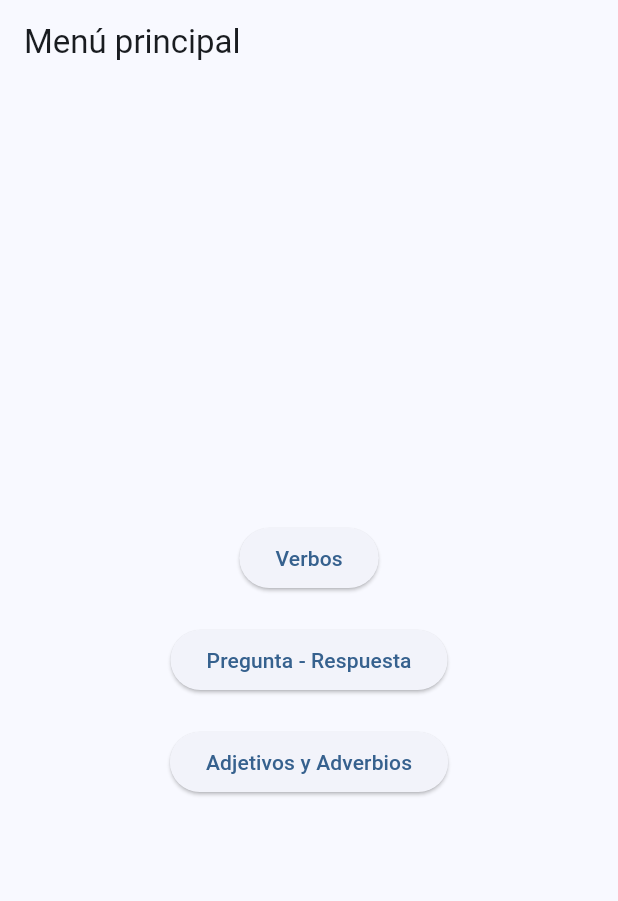
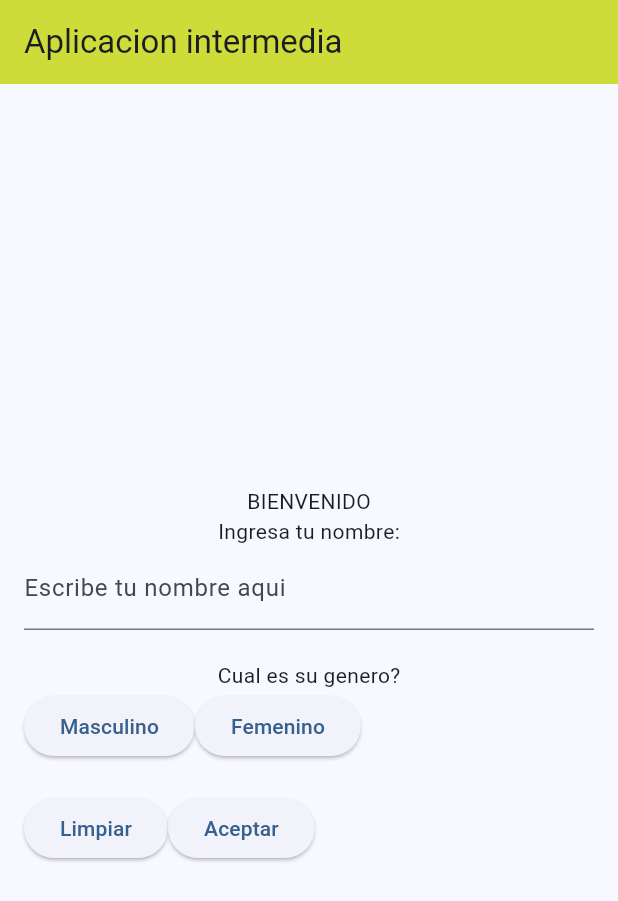
Before and after one commit to quispechoque/app_intermedio, a Flutter app: the screen it shows after launch, on a phone screen of 412 x 824 dp. Shown: the top 901 px of the screen. Run offline on Flutter 3.47's test engine with Material 3 defaults, Android fonts, the light colour scheme and no system bars; our stand-ins replace audioplayers.

Commit message:
creacion y edicion de pantallas

```diff
--- a/lib/main.dart
+++ b/lib/main.dart
@@ -1,4 +1,11 @@
 import 'package:flutter/material.dart';
+
+//Nuevas ventanas añadidas
+import 'pantallas/ventana_menu_principal.dart';
+import 'pantallas/ventana_bienvenida.dart';
+
+//Ventanas que ya existian
+import 'pantallas/ventana_juegos.dart'; //es una edicion de la anterior ventana MenuPrincipal
 import 'pantallas/verbos.dart';
 import 'pantallas/pregunta_respuesta.dart';
 import 'pantallas/adjetivos_adverbios.dart';
@@ -13,60 +20,33 @@ class MyApp extends StatelessWidget {
   @override
   Widget build(BuildContext context) {
     return MaterialApp(
-      title: 'Menú principal',
+      title: 'Aplicacion intermedia',
       debugShowCheckedModeBanner: false,
+      //Tema de la aplicacion
       theme: ThemeData(
         colorSchemeSeed: Colors.blue,
         useMaterial3: true,
       ),
-      home: const MenuPrincipal(),
+
+      //Ruta inicial
+      initialRoute: '/',
+
+      //Rutas de las ventanas
+
+      /*
+        Para agregar una ruta solo es canbiar lo que esta entre comillas por un nombre que quieras y invicar a la clase correspondiente, hay que importar el archivo dart de la ventana arriba
+
+        '/rutaextra: (context) => const claseDeVentana(),'
+      */
+
+      routes: {
+        '/': (context) => const VentanaMenuPrincipal(),
+        '/ventana_bienvenida': (context) => const VentanaBienvenida(),
+        '/ventana_juegos': (context) => MenuJuegos(),
+        '/verbos':(context) => VerbosScreen(),
+        '/preguntas': (context) => PreguntaRespuestaScreen(),
+        '/adjetivos': (context) => AdjetivosAdverbiosScreen(),
+      },
     );
   }
 }
-
-class MenuPrincipal extends StatelessWidget {
-  const MenuPrincipal({super.key});
-
-  @override
-  Widget build(BuildContext context) {
-    return Scaffold(
-      appBar: AppBar(title: const Text("Menú principal")),
-      body: Center(
-        child: Column(
-          mainAxisAlignment: MainAxisAlignment.center,
-          children: [
-
-            // boton Verbos
-            ElevatedButton(
-              onPressed: () {
-                Navigator.push(context,
-              MaterialPageRoute(builder: (_) =>VerbosScreen()));
-              },
-              child: const Text("Verbos"),
-            ),
-            const SizedBox(height: 20),
-
-            // botn pregunta y respuesta
-            ElevatedButton(
-              onPressed: () {
-                Navigator.push(context,
-                  MaterialPageRoute(builder: (_) => const PreguntaRespuestaScreen()));
-              },
-              child: const Text("Pregunta - Respuesta"),
-            ),
-            const SizedBox(height: 20),
-
-            // boton adjetivos y adverbios
-            ElevatedButton(
-              onPressed: () {
-                Navigator.push(context,
-                  MaterialPageRoute(builder: (_) => const AdjetivosAdverbiosScreen()));
-              },
-              child: const Text("Adjetivos y Adverbios"),
-            ),
-          ],
-        ),
-      ),
-    );
-  }
-}
--- /dev/null
+++ b/lib/pantallas/ventana_juegos.dart
@@ -0,0 +1,54 @@
+import 'package:flutter/material.dart';
+
+/*
+  NOTA: cambie el nombre para evitar confuciones
+  con el menu princial que se ve al iniciar la app
+
+  NOTA2: Tambien cambie el como la aplicacion va de esta pantalla a las demas
+  Antes:
+    Navigator.push(context, MaterialPageRoute(builder: (_) => VerbosScreen()));
+  Ahora:
+    Navigator.pushNamed(context, '/direccion');
+*/
+class MenuJuegos extends StatelessWidget {
+  const MenuJuegos({super.key});
+
+  @override
+  Widget build(BuildContext context) {
+    return Scaffold(
+      appBar: AppBar(title: const Text("Menú principal")),
+      body: Center(
+        child: Column(
+          mainAxisAlignment: MainAxisAlignment.center,
+          children: [
+            // boton Verbos
+            ElevatedButton(
+              onPressed: () {
+                Navigator.pushNamed(context, '/verbos');
+              },
+              child: const Text("Verbos"),
+            ),
+            const SizedBox(height: 20),
+
+            // botn pregunta y respuesta
+            ElevatedButton(
+              onPressed: () {
+                Navigator.pushNamed(context, '/preguntas');
+              },
+              child: const Text("Pregunta - Respuesta"),
+            ),
+            const SizedBox(height: 20),
+
+            // boton adjetivos y adverbios
+            ElevatedButton(
+              onPressed: () {
+                Navigator.pushNamed(context, '/adjetivos');
+              },
+              child: const Text("Adjetivos y Adverbios"),
+            ),
+          ],
+        ),
+      ),
+    );
+  }
+}
--- /dev/null
+++ b/lib/pantallas/ventana_menu_principal.dart
@@ -0,0 +1,105 @@
+import 'package:flutter/material.dart';
+
+class VentanaMenuPrincipal extends StatefulWidget {
+  const VentanaMenuPrincipal({super.key});
+
+  @override
+  State<VentanaMenuPrincipal> createState() => _VentanaMenuPrincipalState();
+}
+
+class _VentanaMenuPrincipalState extends State<VentanaMenuPrincipal> {
+  //esto es para controlar el nombre escrito en la caja de texto
+  final TextEditingController _nombre = TextEditingController();
+  String nombre = "";
+  String genero = "";
+
+  @override
+  Widget build(BuildContext context) {
+    return Scaffold(
+      appBar: AppBar(
+        title: const Text('Aplicacion intermedia'),
+        backgroundColor: Colors.lime,
+      ),
+      body: Padding(
+        padding: const EdgeInsets.all(16.0),
+        child:  Center(
+          child: Column(
+            mainAxisAlignment: MainAxisAlignment.center,
+            children: [
+              const SizedBox(height: 20),
+              const Text('BIENVENIDO'),
+
+              //Para ingresar el nombre
+              const Text("Ingresa tu nombre:"),
+              TextField(
+                controller: _nombre,
+                decoration: const InputDecoration(
+                  labelText: "Escribe tu nombre aqui",
+                ),
+              ),
+              const SizedBox(height: 20),
+
+              //para el genero
+              const Text("Cual es su genero?"),
+              Row(
+                children: [
+                  ElevatedButton(
+                    onPressed: (){
+                      EscogerGenero("Masculino");
+                    },
+                    child: const Text("Masculino")),
+                  ElevatedButton(
+                    onPressed: (){
+                      EscogerGenero("Femenino");
+                    },
+                    child: const Text("Femenino")),
+                ],
+              ),
+              const SizedBox(height: 20),
+
+              //Botones para avanzar o limpiar datos
+              Row(
+                children: [
+                  ElevatedButton(
+                    onPressed: (){},
+                    child: const Text("Limpiar")),
+                  ElevatedButton(
+                    onPressed: Aceptar,
+                    child: const Text("Aceptar")),
+                ],
+              ),
+            ],
+          ),
+        ),
+      )
+    );
+  }
+
+  //Funciones
+  void EscogerGenero (String g){
+    setState(() {
+      genero = g;
+    });
+  }
+
+  void Aceptar(){
+    setState(() {
+      nombre=_nombre.text;
+    });
+    Navigator.pushNamed(
+      context, '/ventana_bienvenida',
+      arguments: {
+        'nombre':nombre,
+        'genero':genero,
+      },
+    );
+  }
+
+  void Limpiar(){
+    setState(() {
+      _nombre.clear();
+      genero = "";
+    });
+  }
+
+}
--- a/pubspec.yaml
+++ b/pubspec.yaml
@@ -39,5 +39,7 @@ dev_dependencies:
 flutter:
   uses-material-design: true
 
+  #aqui añadi la carpeta de imagenes
   assets:
     - assets/audio/
+    - assets/images/
```
Also changed, not shown: lib/pantallas/ventana_bienvenida.dart (added, +66 -0 lines), assets/images/usuario_default.png (added), 5 other files.
